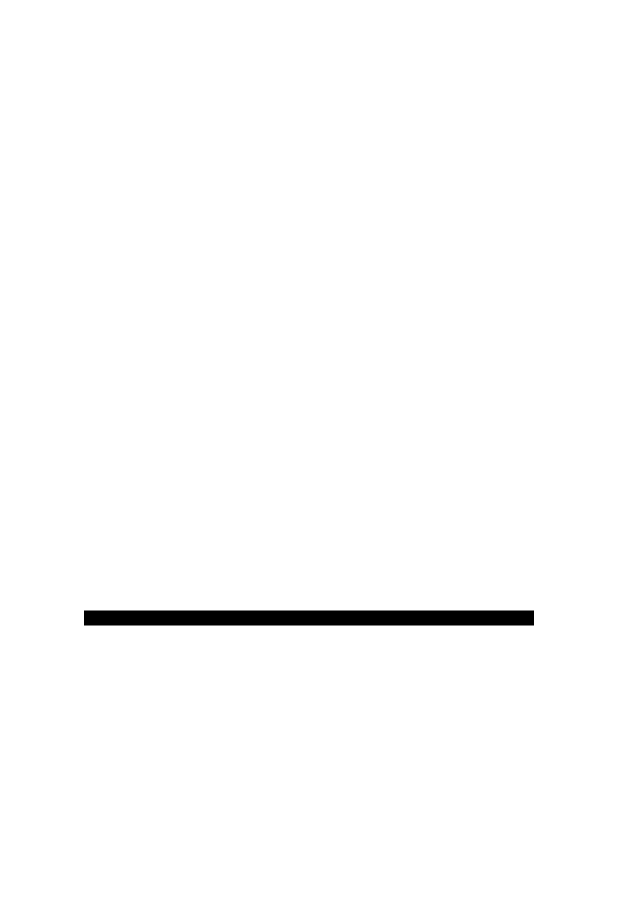
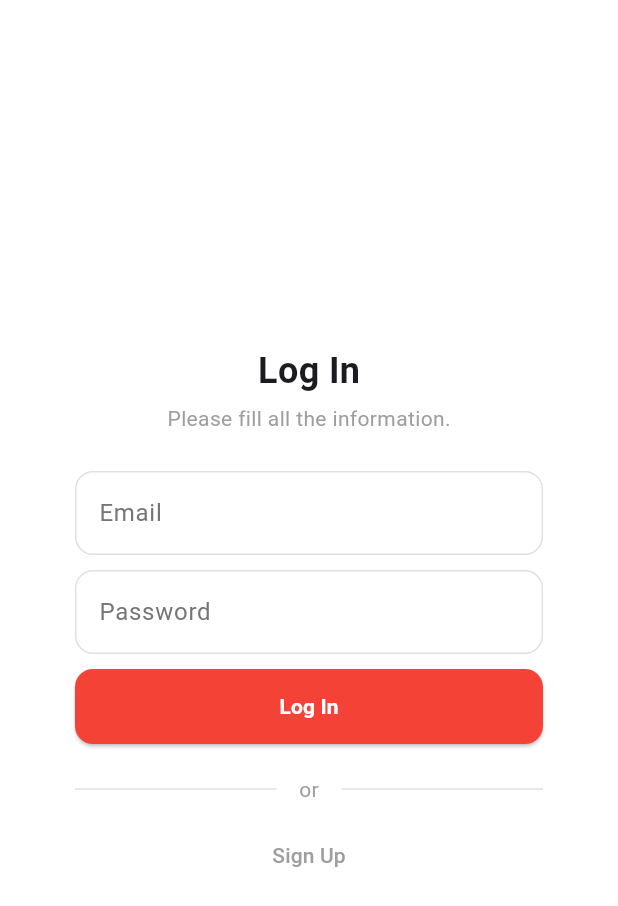
Before and after one commit to VitorFranciscoDev/daily-track-app, a Flutter app: the screen it shows after launch, after a tap on "Get Started", after a tap on "Log In", on a phone screen of 412 x 824 dp. Shown: the top 906 px of the screen. Run offline on Flutter 3.47's test engine with Material 3 defaults, Android fonts, the phone set to English and light mode, and no system bars; our stand-ins replace sqflite; accounts and stored records are empty.

Commit message:
feature(): login screen done

```diff
--- a/lib/infrastructure/presentation/auth/login_screen.dart
+++ b/lib/infrastructure/presentation/auth/login_screen.dart
@@ -1,3 +1,10 @@
+import 'package:daily_track/infrastructure/presentation/auth/components/button.dart';
+import 'package:daily_track/infrastructure/presentation/auth/components/divider.dart';
+import 'package:daily_track/infrastructure/presentation/auth/components/subtitle.dart';
+import 'package:daily_track/infrastructure/presentation/auth/components/text_button.dart';
+import 'package:daily_track/infrastructure/presentation/auth/components/text_field.dart';
+import 'package:daily_track/infrastructure/presentation/auth/components/title.dart';
+import 'package:daily_track/infrastructure/presentation/auth/signup_screen.dart';
 import 'package:flutter/material.dart';
 
 class LoginScreen extends StatefulWidget {
@@ -8,17 +15,52 @@ class LoginScreen extends StatefulWidget {
 }
 
 class _LoginScreenState extends State<LoginScreen> {
+  Future<void> _login() async {
+
+  }
+
   @override
   Widget build(BuildContext context) {
     return Scaffold(
       backgroundColor: Colors.white,
-      body: Center(
-        child: Container(
-          width: 300,
-          height: 10,
-          decoration: BoxDecoration(
-            color: Colors.black,
-          ),
+      body: Padding(
+        padding: const EdgeInsets.symmetric(horizontal: 50),
+        child: Column(
+          mainAxisAlignment: MainAxisAlignment.center,
+          children: [
+            // Title
+            TitleComponent(title: "Log In"),
+
+            const SizedBox(height: 5),
+
+            // Subtitle
+            SubtitleComponent(subtitle: "Please fill all the information."),
+
+            const SizedBox(height: 25),
+
+            // Email Text Field
+            TextFieldComponent(label: "Email"),
+
+            const SizedBox(height: 10),
+
+            // Password Text Field
+            TextFieldComponent(label: "Password"),
+
+            const SizedBox(height: 10),
+
+            // Log In Button
+            ButtonComponent(message: "Log In", function: () => _login()),
+
+            const SizedBox(height: 20),
+
+            // Divider
+            DividerComponent(),
+
+            const SizedBox(height: 10),
+
+            // Navigate to Sign Up Button
+            TextButtonComponent(message: "Sign Up", function: () => Navigator.push(context, MaterialPageRoute(builder: (context) => SignUpScreen()))),
+          ],
         ),
       ),
     );
--- a/lib/infrastructure/presentation/auth/signup_screen.dart
+++ b/lib/infrastructure/presentation/auth/signup_screen.dart
@@ -23,65 +23,49 @@ class _SignUpScreenState extends State<SignUpScreen> {
   @override
   Widget build(BuildContext context) {
     return Scaffold(
-      body: Container(
-        decoration: const BoxDecoration(
-          gradient: LinearGradient(
-            begin: Alignment.topCenter,
-            end: Alignment.bottomCenter,
-            colors: [Color(0xFFE8F1F5), Color(0xFFD4E7F0)],
-          ),
-        ),
-        child: Center(
-          child: Container(
-            padding: const EdgeInsets.all(30),
-            margin: const EdgeInsets.symmetric(horizontal: 30),
-            decoration: BoxDecoration(
-              color: Colors.white,
-              borderRadius: BorderRadius.circular(20),
-              boxShadow: [
-                BoxShadow(
-                  color: Colors.grey.withOpacity(0.2),
-                  spreadRadius: 5,
-                  blurRadius: 15,
-                  offset: const Offset(0, 5),
-                ),
-              ],
-            ),
+      body: Padding(
+        padding: const EdgeInsets.symmetric(horizontal: 50),
         child: Column(
-              mainAxisSize: MainAxisSize.min,
+          mainAxisAlignment: MainAxisAlignment.center,
           children: [
+            // Title
             TitleComponent(title: "Sign Up Now"),
 
             const SizedBox(height: 5),
 
+            // Subtitle
             SubtitleComponent(subtitle: "Please fill all the information."),
 
             const SizedBox(height: 25),
 
+            // Name Text Field
             TextFieldComponent(label: "Name"),
 
             const SizedBox(height: 10),
 
+            // Email Text Field
             TextFieldComponent(label: "Email"),
 
             const SizedBox(height: 10),
 
+            // Password Text Field
             TextFieldComponent(label: "Password"),
 
             const SizedBox(height: 10),
 
+            // Sign Up Button
             ButtonComponent(message: "Sign Up", function: () => _signUp()),
 
             const SizedBox(height: 20),
 
+            // Divider
             DividerComponent(),
 
             const SizedBox(height: 10),
 
+            // Navigate to Login Button
             TextButtonComponent(message: "Log In", function: () => Navigator.push(context, MaterialPageRoute(builder: (context) => LoginScreen()))),
           ],
-            ),
-          ),
         ),
       ),
     );
--- a/lib/infrastructure/presentation/auth/welcome_screen.dart
+++ b/lib/infrastructure/presentation/auth/welcome_screen.dart
@@ -12,7 +12,6 @@ class WelcomeScreen extends StatelessWidget {
   @override
   Widget build(BuildContext context) {
     return Scaffold(
-      backgroundColor: Colors.white,
       body: Padding(
         padding: const EdgeInsets.symmetric(horizontal: 30),
         child: Column(
```
Lines whose indentation alone changed are shown as unchanged.
